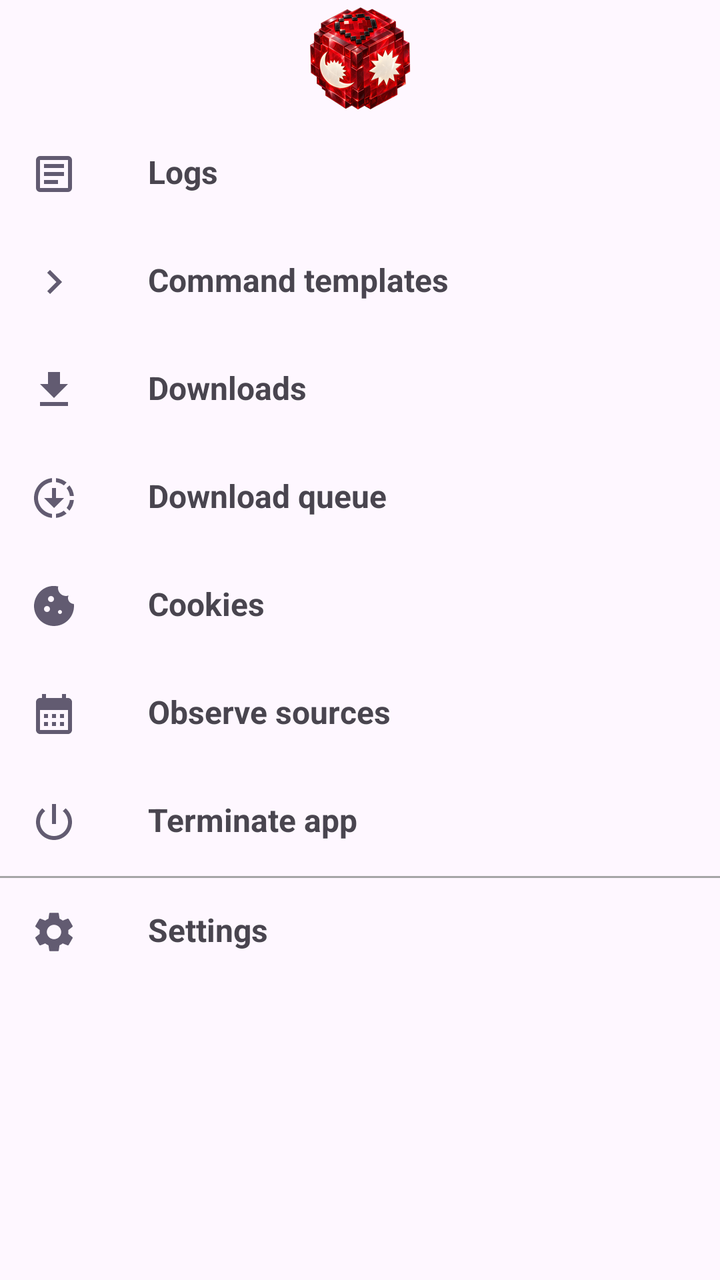
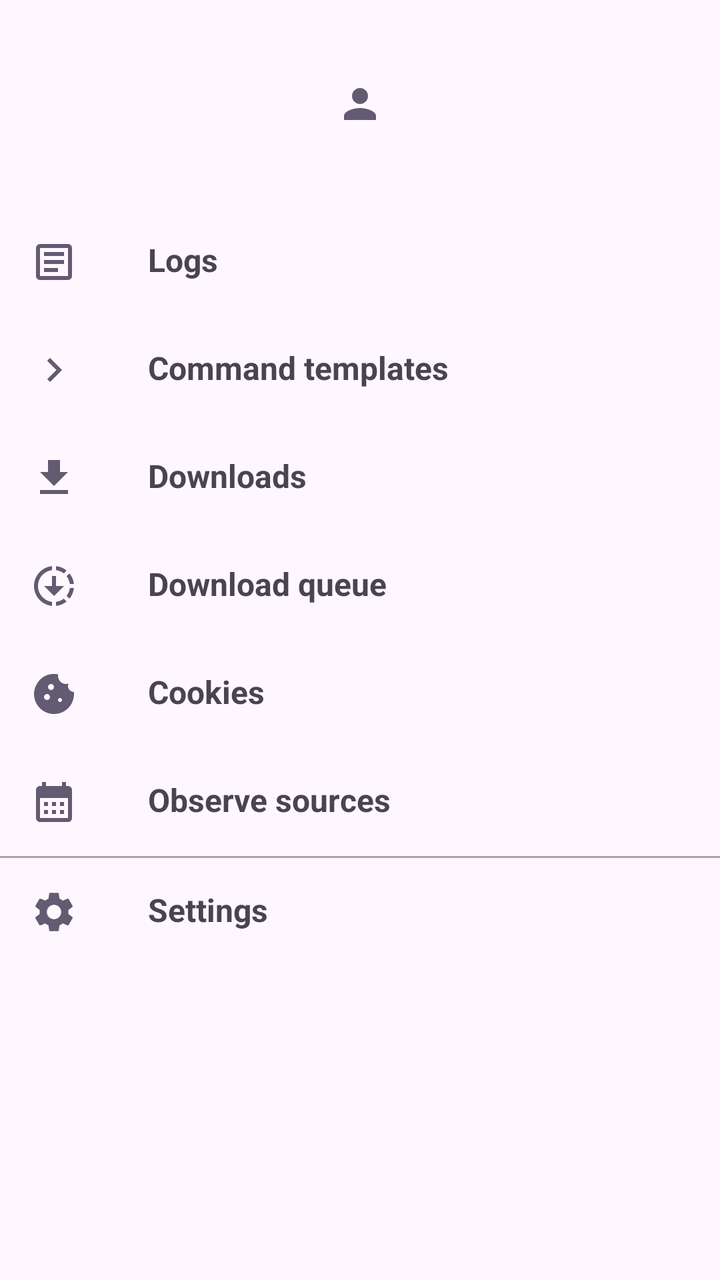

Compare the two renders of this Android layout. The source of the first and the diff that turns it into the second are given below.
<!-- AndroidManifest.xml: application theme BaseTheme -->
<!-- res/layout/fragment_more.xml -->
<?xml version="1.0" encoding="utf-8"?>
<RelativeLayout xmlns:app="http://schemas.android.com/apk/res-auto"
    xmlns:android="http://schemas.android.com/apk/res/android"
    xmlns:tools="http://schemas.android.com/tools"
    android:layout_width="match_parent"
    android:layout_height="wrap_content">

    <ScrollView
        android:layout_width="match_parent"
        android:layout_height="match_parent">

        <LinearLayout
            android:layout_width="match_parent"
            android:layout_height="wrap_content"
            android:gravity="top"
            android:orientation="vertical"
            tools:ignore="MissingConstraints">

            <ImageView
                android:id="@+id/app_icon"
                android:layout_width="wrap_content"
                android:layout_height="wrap_content"
                android:layout_gravity="center"
                android:src="@drawable/setotower_mark"
                android:background="@android:color/transparent"
                android:scaleType="center" />

            <TextView
                android:id="@+id/logs"
                android:layout_width="match_parent"
                android:layout_height="wrap_content"
                android:text="@string/logs"
                android:textStyle="bold"
                android:clickable="true"
                android:focusable="true"
                android:background="?android:attr/selectableItemBackground"
                android:paddingHorizontal="15dp"
                android:paddingVertical="15dp"
                android:drawablePadding="35dp"
                android:textSize="16sp"
                app:drawableStartCompat="@drawable/ic_baseline_file_open_24" />


            <TextView
                android:id="@+id/command_templates"
                android:layout_width="match_parent"
                android:layout_height="wrap_content"
                android:drawablePadding="35dp"
                android:textSize="16sp"
                android:paddingVertical="15dp"
                android:text="@string/command_templates"
                android:textStyle="bold"
                android:clickable="true"
                android:focusable="true"
                android:background="?android:attr/selectableItemBackground"
                android:paddingHorizontal="15dp"
                app:drawableStartCompat="@drawable/ic_baseline_keyboard_arrow_right_24" />

            <TextView
                android:id="@+id/downloads"
                android:layout_width="match_parent"
                android:layout_height="wrap_content"
                android:drawablePadding="35dp"
                android:textSize="16sp"
                android:paddingVertical="15dp"
                android:text="@string/downloads"
                android:textStyle="bold"
                android:clickable="true"
                android:focusable="true"
                android:background="?android:attr/selectableItemBackground"
                android:paddingHorizontal="15dp"
                app:drawableTint="?android:colorAccent"
                app:drawableStartCompat="@drawable/ic_downloads" />

            <TextView
                android:id="@+id/download_queue"
                android:layout_width="match_parent"
                android:layout_height="wrap_content"
                android:drawablePadding="35dp"
                android:textSize="16sp"
                android:paddingVertical="15dp"
                android:text="@string/download_queue"
                android:textStyle="bold"
                android:clickable="true"
                android:focusable="true"
                android:background="?android:attr/selectableItemBackground"
                android:paddingHorizontal="15dp"
                app:drawableTint="?android:colorAccent"
                app:drawableStartCompat="@drawable/baseline_downloading_24" />

            <TextView
                android:id="@+id/cookies"
                android:layout_width="match_parent"
                android:layout_height="wrap_content"
                android:drawablePadding="35dp"
                android:textSize="16sp"
                android:paddingVertical="15dp"
                android:text="@string/cookies"
                android:textStyle="bold"
                android:clickable="true"
                android:focusable="true"
                android:background="?android:attr/selectableItemBackground"
                android:paddingHorizontal="15dp"
                app:drawableStartCompat="@drawable/baseline_cookie_24" />

            <TextView
                android:id="@+id/observe_sources"
                android:layout_width="match_parent"
                android:layout_height="wrap_content"
                android:drawablePadding="35dp"
                android:textSize="16sp"
                android:paddingVertical="15dp"
                android:text="@string/observe_sources"
                android:textStyle="bold"
                android:clickable="true"
                android:focusable="true"
                android:background="?android:attr/selectableItemBackground"
                android:paddingHorizontal="15dp"
                app:drawableStartCompat="@drawable/baseline_calendar_month_24" />

            <TextView
                android:id="@+id/terminate"
                android:layout_width="match_parent"
                android:layout_height="wrap_content"
                android:drawablePadding="35dp"
                android:textSize="16sp"
                android:clickable="true"
                android:focusable="true"
                android:background="?android:attr/selectableItemBackground"
                android:paddingVertical="15dp"
                android:text="@string/kill_app"
                android:textStyle="bold"
                android:paddingHorizontal="15dp"
                app:drawableStartCompat="@drawable/ic_power" />


            <View
                android:layout_margin="0dp"
                style="@style/Divider.Horizontal" />

            <TextView
                android:id="@+id/settings"
                android:layout_width="match_parent"
                android:layout_height="wrap_content"
                android:drawablePadding="35dp"
                android:textSize="16sp"
                android:paddingVertical="15dp"
                android:text="@string/settings"
                android:textStyle="bold"
                android:clickable="true"
                android:focusable="true"
                android:background="?android:attr/selectableItemBackground"
                android:paddingHorizontal="15dp"
                app:drawableStartCompat="@drawable/ic_settings" />

        </LinearLayout>

    </ScrollView>


</RelativeLayout>
<!-- resources referenced by this layout -->
<resources>
  <!-- drawable baseline_calendar_month_24 (drawable) -->
  <vector android:height="24dp"
      android:viewportHeight="24" android:viewportWidth="24"
      android:width="24dp" xmlns:android="http://schemas.android.com/apk/res/android">
      <path android:fillColor="?android:colorAccent" android:pathData="M19,4h-1V2h-2v2H8V2H6v2H5C3.89,4 3.01,4.9 3.01,6L3,20c0,1.1 0.89,2 2,2h14c1.1,0 2,-0.9 2,-2V6C21,4.9 20.1,4 19,4zM19,20H5V10h14V20zM9,14H7v-2h2V14zM13,14h-2v-2h2V14zM17,14h-2v-2h2V14zM9,18H7v-2h2V18zM13,18h-2v-2h2V18zM17,18h-2v-2h2V18z"/>
  </vector>
  <!-- drawable ic_baseline_keyboard_arrow_right_24 (drawable) -->
  <vector android:height="24dp"
      android:viewportHeight="24" android:viewportWidth="24"
      android:width="24dp" xmlns:android="http://schemas.android.com/apk/res/android">
      <path android:fillColor="?android:colorAccent" android:pathData="M8.59,16.59L13.17,12 8.59,7.41 10,6l6,6 -6,6 -1.41,-1.41z"/>
  </vector>
  <!-- drawable ic_downloads (drawable) -->
  <vector android:height="24dp"
      android:viewportHeight="24" android:viewportWidth="24"
      android:width="24dp" xmlns:android="http://schemas.android.com/apk/res/android">
      <path android:fillColor="?android:colorAccent" android:pathData="M5,20h14v-2H5V20zM19,9h-4V3H9v6H5l7,7L19,9z"/>
  </vector>
  <!-- drawable ic_power (drawable) -->
  <vector android:height="24dp"
      android:viewportHeight="24" android:viewportWidth="24"
      android:width="24dp" xmlns:android="http://schemas.android.com/apk/res/android">
      <path android:fillColor="?android:colorAccent" android:pathData="M13,3h-2v10h2L13,3zM17.83,5.17l-1.42,1.42C17.99,7.86 19,9.81 19,12c0,3.87 -3.13,7 -7,7s-7,-3.13 -7,-7c0,-2.19 1.01,-4.14 2.58,-5.42L6.17,5.17C4.23,6.82 3,9.26 3,12c0,4.97 4.03,9 9,9s9,-4.03 9,-9c0,-2.74 -1.23,-5.18 -3.17,-6.83z"/>
  </vector>
  <!-- drawable setotower_mark: png bitmap (drawable-nodpi, 49876 bytes) -->
  <string name="command_templates">Command templates</string>
  <string name="cookies">Cookies</string>
  <string name="download_queue">Download queue</string>
  <string name="downloads">Downloads</string>
  <string name="kill_app">Terminate app</string>
  <string name="logs">Logs</string>
  <string name="observe_sources">Observe sources</string>
  <string name="settings">Settings</string>
  <style name="Divider.Horizontal" parent="Divider">
          <item name="android:layout_width">match_parent</item>
          <item name="android:layout_height">1dp</item> // You can change thickness here.
          <item name="android:layout_marginBottom">10dp</item>
      </style>
  <style name="Divider">
          <item name="android:background">@color/light_grey</item>
      </style>
  <style name="Preference.SwitchPreferenceCompat.Material3" parent="@style/Preference.SwitchPreferenceCompat.Material">
          <item name="widgetLayout">@layout/preferece_material_switch</item>
      </style>
  <style name="snackBarStyle" parent="@style/Widget.Material3.Snackbar">
          <item name="shapeAppearance">@style/ShapeAppearance.Material3.Corner.ExtraLarge</item>
          <item name="android:paddingStart">20dp</item>
          <item name="android:paddingEnd">20dp</item>
          <item name="maxLines">2</item>
          <item name="animationMode">slide</item>
      </style>
  <style name="PreferenceTheme" parent="PreferenceThemeOverlay">
          <item name="singleLineTitle">false</item>
      </style>
  <color name="light_grey">#A6A6A6</color>
  <!-- unchanged entries left out for length: 5 -->
</resources>

<!-- the commit's change to res/layout/fragment_more.xml (unified diff, before → after) -->
@@ -18,11 +18,13 @@
 
             <ImageView
                 android:id="@+id/app_icon"
-                android:layout_width="wrap_content"
-                android:layout_height="wrap_content"
+                android:layout_width="64dp"
+                android:layout_height="64dp"
+                android:layout_margin="20dp"
                 android:layout_gravity="center"
-                android:src="@drawable/setotower_mark"
-                android:background="@android:color/transparent"
+                android:src="@drawable/baseline_person_24"
+                android:background="@drawable/circle"
+                android:padding="16dp"
                 android:scaleType="center" />
 
             <TextView
@@ -131,6 +133,7 @@
                 android:text="@string/kill_app"
                 android:textStyle="bold"
                 android:paddingHorizontal="15dp"
+                android:visibility="gone"
                 app:drawableStartCompat="@drawable/ic_power" />
 
 
<!-- resource entries referenced after the edit -->
@@ -6,6 +6,16 @@
       android:width="24dp" xmlns:android="http://schemas.android.com/apk/res/android">
       <path android:fillColor="?android:colorAccent" android:pathData="M19,4h-1V2h-2v2H8V2H6v2H5C3.89,4 3.01,4.9 3.01,6L3,20c0,1.1 0.89,2 2,2h14c1.1,0 2,-0.9 2,-2V6C21,4.9 20.1,4 19,4zM19,20H5V10h14V20zM9,14H7v-2h2V14zM13,14h-2v-2h2V14zM17,14h-2v-2h2V14zM9,18H7v-2h2V18zM13,18h-2v-2h2V18zM17,18h-2v-2h2V18z"/>
   </vector>
+  <!-- drawable baseline_person_24 (drawable) -->
+  <vector xmlns:android="http://schemas.android.com/apk/res/android" android:height="24dp" android:tint="?android:colorAccent" android:viewportHeight="24" android:viewportWidth="24" android:width="24dp">
+        
+      <path android:fillColor="@android:color/white" android:pathData="M12,12c2.21,0 4,-1.79 4,-4s-1.79,-4 -4,-4 -4,1.79 -4,4 1.79,4 4,4zM12,14c-2.67,0 -8,1.34 -8,4v2h16v-2c0,-2.66 -5.33,-4 -8,-4z"/>
+      
+  </vector>
+  <!-- drawable circle (drawable) -->
+  <shape xmlns:android="http://schemas.android.com/apk/res/android">
+      <corners android:radius="50dp" />
+  </shape>
   <!-- drawable ic_baseline_keyboard_arrow_right_24 (drawable) -->
   <vector android:height="24dp"
       android:viewportHeight="24" android:viewportWidth="24"
@@ -24,7 +34,6 @@
       android:width="24dp" xmlns:android="http://schemas.android.com/apk/res/android">
       <path android:fillColor="?android:colorAccent" android:pathData="M13,3h-2v10h2L13,3zM17.83,5.17l-1.42,1.42C17.99,7.86 19,9.81 19,12c0,3.87 -3.13,7 -7,7s-7,-3.13 -7,-7c0,-2.19 1.01,-4.14 2.58,-5.42L6.17,5.17C4.23,6.82 3,9.26 3,12c0,4.97 4.03,9 9,9s9,-4.03 9,-9c0,-2.74 -1.23,-5.18 -3.17,-6.83z"/>
   </vector>
-  <!-- drawable setotower_mark: png bitmap (drawable-nodpi, 49876 bytes) -->
   <string name="command_templates">Command templates</string>
   <string name="cookies">Cookies</string>
   <string name="download_queue">Download queue</string>
